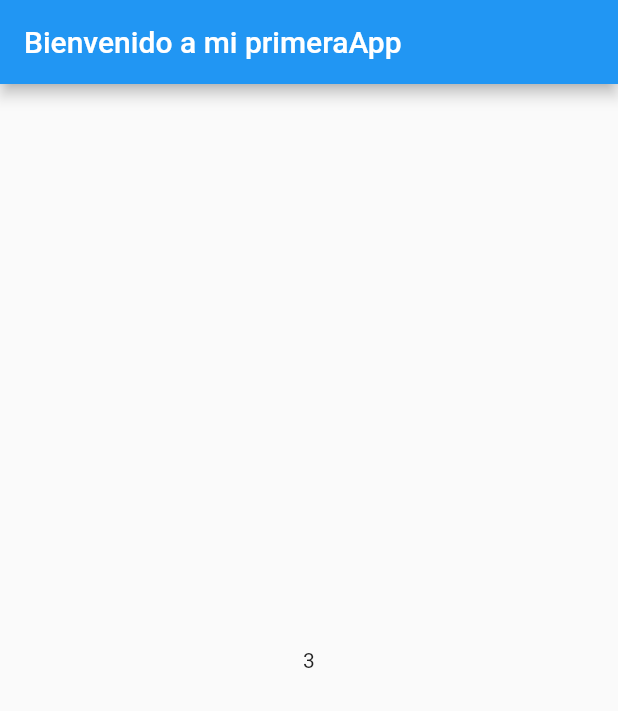
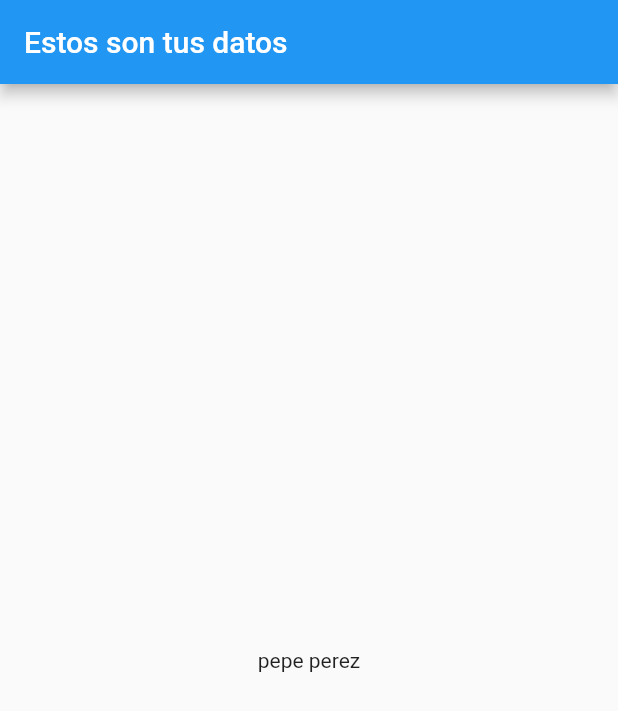
Before and after one commit to Jesuskp94/Psicotec, a Flutter app: the screen it shows after launch, on a phone screen of 412 x 824 dp. Shown: the top 711 px of the screen. Run offline on Flutter 3.47's test engine with Material 2 defaults, Android fonts, the phone set to English and light mode, and no system bars; our stand-ins replace time.

Commit message:
solucionando error app

```diff
--- a/lib/main.dart
+++ b/lib/main.dart
@@ -14,10 +14,10 @@ class MyApp extends StatelessWidget
   {
 
     return MaterialApp(
-      title: "Comenzando con flutter",
+      title: "Proyecto ANT",
       home: Scaffold(
         appBar: AppBar(
-          title: Text ("Bienvenido a mi primeraApp"),
+          title: Text ("Estos son tus datos"),
         ),
         body: Center(
           child: multiplicar(),
@@ -41,10 +41,9 @@ class multiplicacionNumeros extends State<StatefulWidget>
 {
   @override
   Widget build(BuildContext context) {
-    final numero = 3;
-    DateTime minutos = DateTime.now() + Duration(hours: 4);
-    int multiplicacion = numero + minutos.millisecond;
-    return Text(multiplicacion.toString());
+    final nombre = "pepe"; //El nombre del usuario remoto de la BBDD
+    final apellido = "perez"; //Sus apellidos
+    return Text(nombre + " " + apellido);
     throw UnimplementedError();
   }
 
```
